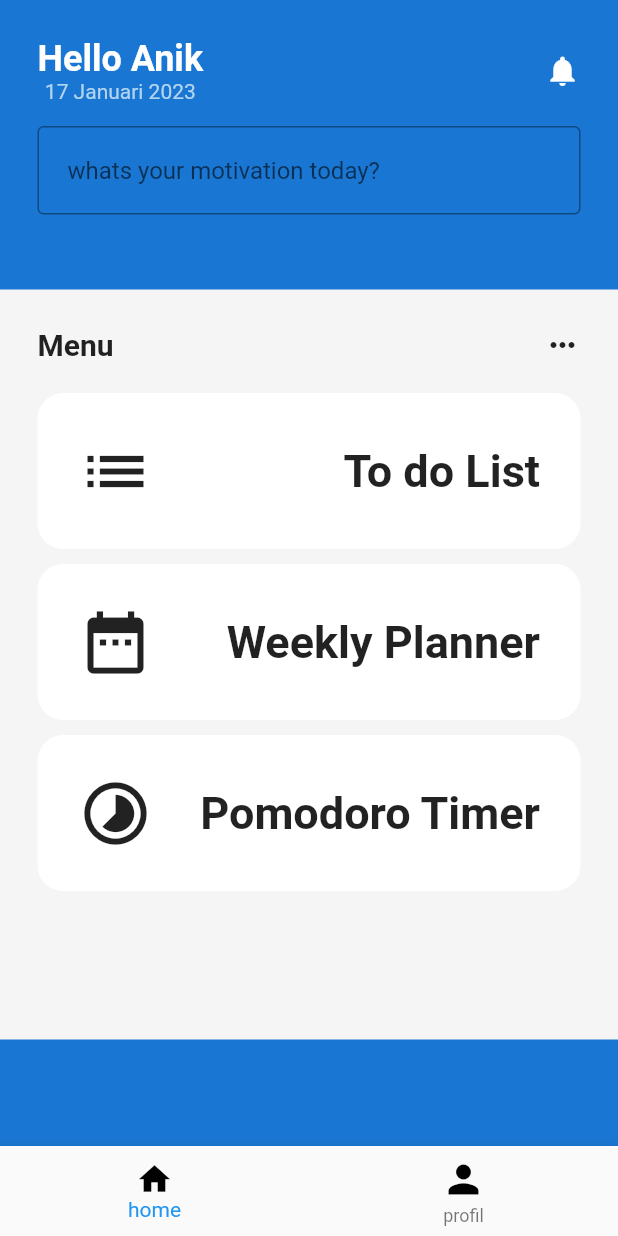
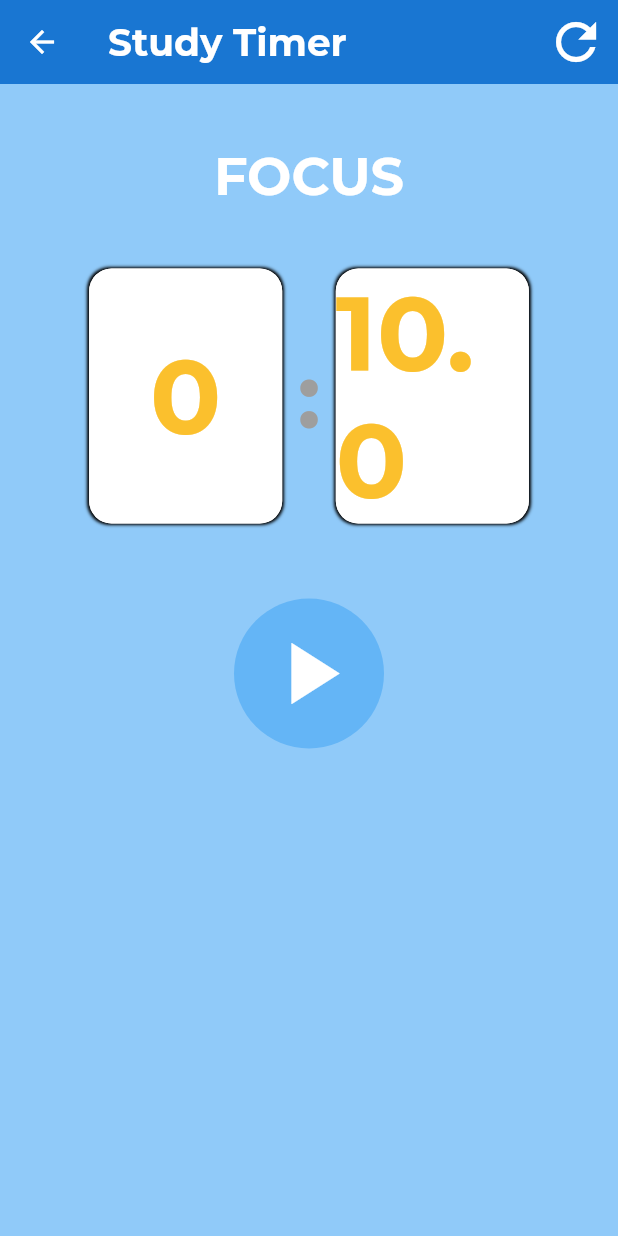
Before and after one commit to cookieats/drap_project, a Flutter app: the Utama screen opened by its route, after a tap on "Pomodoro Timer", on a phone screen of 412 x 824 dp. Run offline on Flutter 3.47's test engine with Material 2 defaults, Android fonts, the phone set to English and light mode, and no system bars; our stand-ins replace flutter_slidable, google_fonts, hive_flutter, responsive_framework; accounts and stored records are empty.

Commit message:
adding navigation, responsive and pomodoro feature

```diff
--- /dev/null
+++ b/lib/pages/pomodoro.dart
@@ -0,0 +1,46 @@
+import 'package:drap_project/widget/timerControler.dart';
+import 'package:drap_project/widget/timercard.dart';
+import 'package:drap_project/widget/util.dart';
+import 'package:flutter/material.dart';
+import '../widget/util.dart';
+
+class Pomodoro extends StatelessWidget {
+  const Pomodoro({Key? key}) : super(key: key);
+
+  @override
+  Widget build(BuildContext context) {
+    return Scaffold(
+      backgroundColor: Colors.blue[200],
+      appBar: AppBar(
+          elevation: 0,
+          backgroundColor: Colors.blue[700],
+          title: Text(
+            'Study Timer',
+            style: textStyle(25, Colors.white, FontWeight.w700),
+          ),
+          actions: [
+            IconButton(
+            onPressed: (){},
+            icon: Icon(
+              Icons.refresh,
+              color: Colors.white,
+             ),
+              iconSize: 40,
+            )
+          ],
+          ),
+          body: SingleChildScrollView(
+            child: Container(
+              alignment: Alignment.center,
+              child: Column(
+                children: [
+                  SizedBox(height: 40),
+                  TimerCard(),
+                  SizedBox(height: 50),
+                  TimeController(),
+                ],
+              ),
+              ) ),
+    );
+  }
+}
--- a/lib/pages/utama.dart
+++ b/lib/pages/utama.dart
@@ -100,11 +100,17 @@ class Utama extends StatelessWidget {
                           Menu(
                               icon: Icons.date_range,
                               text: 'Weekly Planner',
-                              onTap: () {}),
+                              onTap: () {Navigator.pushNamed(
+                                  context,
+                                  '/weekly',
+                                );}),
                           Menu(
                               icon: Icons.timelapse,
                               text: 'Pomodoro Timer',
-                              onTap: () {}),
+                              onTap: () {Navigator.pushNamed(
+                                  context,
+                                  '/pomodoro',
+                                );}),
                         ],
                       ),
                     ],
--- /dev/null
+++ b/lib/widget/timerControler.dart
@@ -0,0 +1,32 @@
+import 'package:drap_project/service/timerservice.dart';
+import 'package:flutter/material.dart';
+import 'package:provider/provider.dart';
+
+class TimeController extends StatefulWidget {
+  TimeController({Key? key}) : super(key: key);
+
+  @override
+  State<TimeController> createState() => _TimeControllerState();
+}
+
+class _TimeControllerState extends State<TimeController> {
+  @override
+  Widget build(BuildContext context) {
+    final provider = Provider.of<TimerService>(context);
+    return Container(
+      width: 100,
+      height: 100,
+      decoration: BoxDecoration(color: Colors.blue[300], shape: BoxShape.circle),
+
+        child: IconButton(
+        onPressed: () {
+          provider.timerPlaying ? Provider.of<TimerService>(context, listen: false).pause()
+          : Provider.of<TimerService>(context, listen: false).start();
+        },
+        icon:
+            provider.timerPlaying ? Icon(Icons.pause, size: 70,) : Icon(Icons.play_arrow, size: 70,),
+        color: Colors.white,
+      ),
+    );
+  }
+}
--- /dev/null
+++ b/lib/widget/timercard.dart
@@ -0,0 +1,99 @@
+import 'package:drap_project/service/timerservice.dart';
+import 'package:flutter/material.dart';
+import 'package:provider/provider.dart';
+import '../widget/util.dart';
+
+class TimerCard extends StatelessWidget {
+  const TimerCard({Key? key}) : super(key: key);
+
+  @override
+  Widget build(BuildContext context) {
+    final provider = Provider.of<TimerService>(context);
+    final seconds = provider.currentDuration % 60;
+    return Column(
+      children: [
+        Text(
+          'FOCUS',
+          style: textStyle(35, Colors.white, FontWeight.w700),
+        ),
+        SizedBox(
+          height: 40,
+        ),
+        Row(
+          mainAxisAlignment: MainAxisAlignment.center,
+          children: [
+            Container(
+              width: MediaQuery.of(context).size.width / 3.2,
+              height: 170,
+              decoration: BoxDecoration(
+                  color: Colors.white,
+                  borderRadius: BorderRadius.circular(15),
+                  boxShadow: const [
+                    BoxShadow(
+                      color: Colors.black,
+                      offset: const Offset(
+                        0.0,
+                        0.0,
+                      ),
+                      blurRadius: 1.0,
+                      spreadRadius: 1.0,
+                    ), //BoxShadow
+                    BoxShadow(
+                      color: Colors.white,
+                      offset: const Offset(0.0, 0.0),
+                      blurRadius: 0.0,
+                      spreadRadius: 0.0,
+                    ),
+                  ]),
+              child: Center(
+                  child: Text(
+                (provider.currentDuration ~/60).toString(),
+                style: textStyle(70, Colors.yellow[700], FontWeight.bold),
+              )),
+            ),
+            SizedBox(
+              width: 10,
+            ),
+            Text(
+              ':',
+              style: textStyle(60, Colors.grey[500], FontWeight.bold),
+            ),
+            SizedBox(
+              width: 10,
+            ),
+            Container(
+              width: MediaQuery.of(context).size.width / 3.2,
+              height: 170 ,
+              decoration: BoxDecoration(
+                color: Colors.white,
+                borderRadius: BorderRadius.circular(15),
+                boxShadow: const [
+                  BoxShadow(
+                            color: Colors.black,
+                            offset: const Offset(
+                              0.0,
+                              0.0,
+                            ),
+                            blurRadius: 1.0,
+                            spreadRadius: 1.0,
+                          ), //BoxShadow
+                          BoxShadow(
+                            color: Colors.white,
+                            offset: const Offset(0.0, 0.0),
+                            blurRadius: 0.0,
+                            spreadRadius: 0.0,
+                          ),
+                ]
+              ),
+              child: Center(
+                child: Text(
+                  seconds == 0 ? "${seconds.round()}0" :
+                  seconds.toString(),
+                   style: textStyle(70, Colors.yellow[700], FontWeight.bold),) ),
+            ),
+          ],
+        )
+      ],
+    );
+  }
+}
--- a/lib/widget/todo_tile.dart
+++ b/lib/widget/todo_tile.dart
@@ -21,7 +21,7 @@ class ToDoTile extends StatelessWidget {
       padding: const EdgeInsets.only(left: 25.0, right: 25, top: 25),
       child: Slidable(
         endActionPane: ActionPane(
-          motion: StretchMotion(),
+          motion: const StretchMotion(),
           children: [
             SlidableAction(
               onPressed: deleteFunction,
--- /dev/null
+++ b/lib/widget/util.dart
@@ -0,0 +1,11 @@
+
+import 'package:flutter/material.dart';
+import 'package:google_fonts/google_fonts.dart';
+
+TextStyle textStyle(double size, [Color? color, FontWeight? fw]){
+  return GoogleFonts.montserrat(
+    fontSize: size,
+    color: color,
+    fontWeight: fw
+  );
+}
--- a/pubspec.yaml
+++ b/pubspec.yaml
@@ -38,6 +38,9 @@ dependencies:
   flutter_slidable: ^2.0.0
   hive_flutter: ^1.1.0
   responsive_framework: ^0.2.0
+  google_fonts: ^3.0.1
+  provider: ^6.0.5
+
 
 dev_dependencies:
   flutter_test:
```
Also changed, not shown: lib/database/data.dart (+20 -0 lines), lib/main.dart (+12 -2 lines), lib/pages/landingPage.dart (deleted, +0 -69 lines), lib/pages/weekly.dart (added, +125 -0 lines), lib/service/timerservice.dart (added, +49 -0 lines), pubspec.lock.
